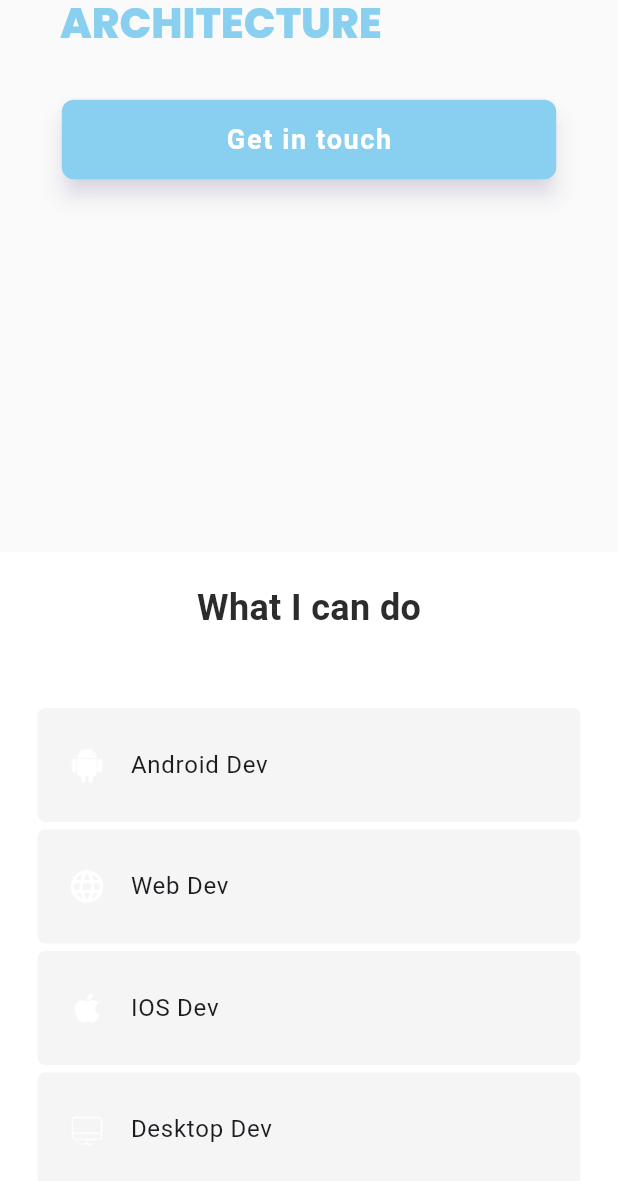
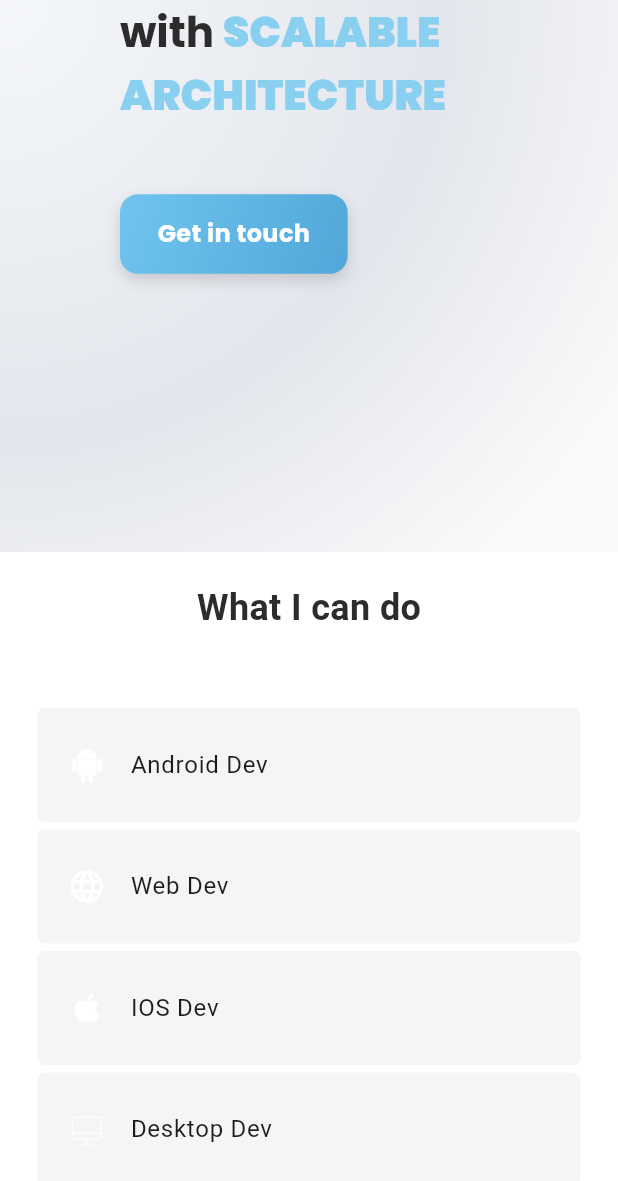
Before and after one commit to AabhashRai13/portfolio_v2, a Flutter app: the screen it shows after launch, scrolled down 576 dp, after a tap on "Get in touch", on a phone screen of 412 x 824 dp. Shown: the top 1181 px of the screen. Run offline on Flutter 3.47's test engine with Material 3 defaults, Android fonts, the light colour scheme and no system bars; our stand-ins replace font_awesome_flutter, google_fonts.

Commit message:
UI Optimized

```diff
--- a/lib/pages/home_page.dart
+++ b/lib/pages/home_page.dart
@@ -34,14 +34,27 @@ class _HomeMainPageState extends State<HomeMainPage> {
     return LayoutBuilder(builder: (context, constraints) {
       return Scaffold(
         key: scaffoldKey,
-        backgroundColor: CustomColor.scaffoldBg,
+        backgroundColor: Colors.transparent,
         endDrawer: constraints.maxWidth >= kMinDesktopWidth
             ? null
             : DrawerMobile(onNavItemTap: (int navIndex) {
                 scaffoldKey.currentState?.closeEndDrawer();
                 scrollToSection(navIndex);
               }),
-        body: SingleChildScrollView(
+        body: Container(
+          decoration: const BoxDecoration(
+            gradient: RadialGradient(
+              center: Alignment.topLeft,
+              radius: 1.2,
+              colors: [
+                Color(0xFFF5F7FA),
+                Color(0xFFE3E6EC),
+                Color(0xFFFAFAFA),
+              ],
+              stops: [0.0, 0.6, 1.0],
+            ),
+          ),
+          child: SingleChildScrollView(
             controller: scrollController,
             scrollDirection: Axis.vertical,
             child: Column(
@@ -76,7 +89,7 @@ class _HomeMainPageState extends State<HomeMainPage> {
                     mainAxisSize: MainAxisSize.min,
                     children: [
                       // title
-                   const  Text(
+                      const Text(
                         "What I can do",
                         style: TextStyle(
                           fontSize: 24,
@@ -114,8 +127,7 @@ class _HomeMainPageState extends State<HomeMainPage> {
               ],
             ),
           ),
-
-
+        ),
       );
     });
   }
--- a/lib/widgets/description.dart
+++ b/lib/widgets/description.dart
@@ -12,8 +12,11 @@ class Description extends StatelessWidget {
 
   @override
   Widget build(BuildContext context) {
-    return Column(
+    return Padding(
+      padding: const EdgeInsets.only(left: 40.0), // improve alignment
+      child: Column(
         mainAxisAlignment: MainAxisAlignment.center,
+        crossAxisAlignment: CrossAxisAlignment.start, // align text to left
         children: [
           // intro message
           RichText(
@@ -26,14 +29,8 @@ class Description extends StatelessWidget {
                 color: CustomColor.textPrimary,
               ),
               children: [
-              TextSpan(
+                const TextSpan(
                   text: "Let's Build\n",
-                style: GoogleFonts.poppins(
-                  color: CustomColor.textPrimary,
-                  fontSize: 28,
-                  height: 1.5,
-                  fontWeight: FontWeight.bold,
-                ),
                 ),
                 TextSpan(
                   text: "HIGH-PERFORMING APPS\n",
@@ -49,20 +46,16 @@ class Description extends StatelessWidget {
                   text: "SCALABLE ARCHITECTURE",
                   style: GoogleFonts.poppins(
                     color: CustomColor.primary,
-                  fontWeight: FontWeight.w800,
+                    fontWeight: FontWeight.w900, // darkened weight for contrast
                   ),
                 ),
               ],
             ),
           ),
 
-        const SizedBox(height: 15),
-        (SizeConfig.screenWidth >= kMinDesktopWidth)
-            ? Column(
-                children: [
-                  Padding(
-                    padding: const EdgeInsets.fromLTRB(20.0, 0.0, 0.0, 10.0),
-                    child: RichText(
+          const SizedBox(height: 20),
+          if (SizeConfig.screenWidth >= kMinDesktopWidth)
+            RichText(
               textAlign: TextAlign.left,
               maxLines: 6,
               overflow: TextOverflow.ellipsis,
@@ -145,15 +138,12 @@ class Description extends StatelessWidget {
                 ],
               ),
             ),
+
+          const SizedBox(height: 25),
+          // contact btn with hover effects and shadow
+          const GetInTouchButton(),
+        ],
       ),
-                ],
-              )
-            : const SizedBox(),
-
-        const SizedBox(height: 15),
-        // contact btn
-        const GetInTouchButton()
-      ],
     );
   }
 }
--- a/lib/widgets/get_in_touch_button.dart
+++ b/lib/widgets/get_in_touch_button.dart
@@ -1,7 +1,6 @@
 import 'package:flutter/material.dart';
-import 'package:my_portfolio/constants/colors.dart';
-import 'package:my_portfolio/constants/size.dart';
-import 'package:my_portfolio/resources/size_config.dart';
+import 'package:google_fonts/google_fonts.dart';
+
 
 class GetInTouchButton extends StatelessWidget {
   const GetInTouchButton({
@@ -10,29 +9,43 @@ class GetInTouchButton extends StatelessWidget {
 
   @override
   Widget build(BuildContext context) {
-    return SizedBox(
-      width: (SizeConfig.screenWidth >= kMinDesktopWidth)
-          ? SizeConfig.screenWidth * 0.25
-          : SizeConfig.screenWidth * 0.8,
-      child: ElevatedButton(
-        onPressed: () {},
-        style: ElevatedButton.styleFrom(
-          backgroundColor: CustomColor.primary,
-          foregroundColor: CustomColor.textLight,
-          elevation: 6,
-          shape: RoundedRectangleBorder(
-            borderRadius: BorderRadius.circular(8),
+    return MouseRegion(
+      cursor: SystemMouseCursors.click,
+      child: GestureDetector(
+        onTap: () {
+                // Define onTap behavior here
+              },
+              child: AnimatedContainer(
+                duration: const Duration(milliseconds: 200),
+                padding:
+                    const EdgeInsets.symmetric(horizontal: 25, vertical: 15),
+                decoration: BoxDecoration(
+                  gradient: const LinearGradient(
+                    colors: [Color(0xFF71C4EF), Color(0xFF50A7D9)],
+                    begin: Alignment.topLeft,
+                    end: Alignment.bottomRight,
                   ),
-          padding: const EdgeInsets.symmetric(vertical: 16),
-          shadowColor: Theme.of(context).colorScheme.primary.withOpacity(0.3),
-          textStyle: const TextStyle(
+                  borderRadius: BorderRadius.circular(12),
+                  boxShadow: [
+                    BoxShadow(
+                      color: Colors.black.withOpacity(0.15),
+                      blurRadius: 8,
+                      offset: const Offset(0, 4),
+                    ),
+                  ],
+                ),
+
+                child: Text(
+                  'Get in touch',
+                  style: GoogleFonts.poppins(
+                    color: Colors.white,
+                    fontSize: 16,
                     fontWeight: FontWeight.bold,
-            fontSize: 18,
-            letterSpacing: 1.1,
                   ),
                 ),
-        child: const Text("Get in touch"),
+              ),
             ),
           );
+
   }
 }
```
Lines whose indentation alone changed are shown as unchanged.
